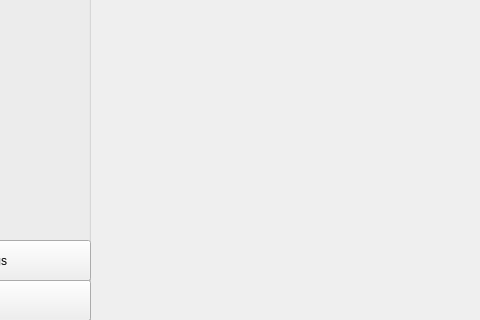
Before: the Qt Designer form client/layout/mainwindow.ui in MCMi460/NSO-RPC, drawn with Qt 5; both pictures show x 120 to 600 and y 280 to 600 of the 600 by 600 pixel window.
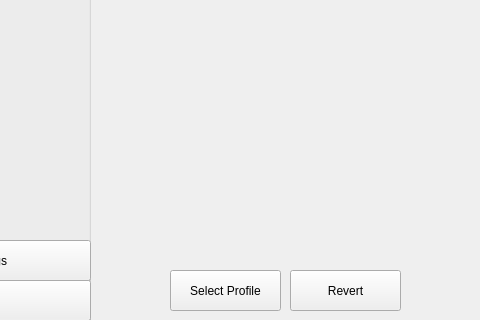
After: the same form once the commit is applied. The open tabs and pages were chosen to show the change.

Patch:
```diff
--- a/client/layout/mainwindow.ui
+++ b/client/layout/mainwindow.ui
@@ -416,6 +416,32 @@
         <string/>
        </property>
       </widget>
+      <widget class="QPushButton" name="pushButton_7">
+       <property name="geometry">
+        <rect>
+         <x>80</x>
+         <y>550</y>
+         <width>111</width>
+         <height>41</height>
+        </rect>
+       </property>
+       <property name="text">
+        <string>Select Profile</string>
+       </property>
+      </widget>
+      <widget class="QPushButton" name="pushButton_8">
+       <property name="geometry">
+        <rect>
+         <x>200</x>
+         <y>550</y>
+         <width>111</width>
+         <height>41</height>
+        </rect>
+       </property>
+       <property name="text">
+        <string>Revert</string>
+       </property>
+      </widget>
      </widget>
      <widget class="QWidget" name="page_2">
       <widget class="QScrollArea" name="scrollArea">
```
Left out of the diff: 20 changed lines with no effect on the pictures.
